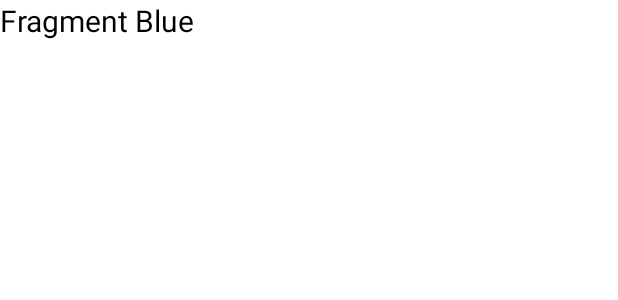
After one commit to azmoh09/fragment, an Android app: the layout fragment_blank.xml on its own in the app's theme, with its tools: preview values and no code run, on a phone screen of 412 x 824 dp. The commit adds this screen. Shown: the top 300 px of the screen. Run offline under Robolectric (Android 15) with nearby library versions, the phone set to English and light mode, and no system bars.

```diff
--- a/app/build.gradle
+++ b/app/build.gradle
@@ -32,6 +32,7 @@ dependencies {
     implementation 'androidx.appcompat:appcompat:1.4.2'
     implementation 'com.google.android.material:material:1.6.1'
     implementation 'androidx.constraintlayout:constraintlayout:2.1.4'
+    implementation 'androidx.legacy:legacy-support-v4:1.0.0'
     testImplementation 'junit:junit:4.13.2'
     androidTestImplementation 'androidx.test.ext:junit:1.1.3'
     androidTestImplementation 'androidx.test.espresso:espresso-core:3.4.0'
--- a/app/src/main/res/layout/activity_main.xml
+++ b/app/src/main/res/layout/activity_main.xml
@@ -7,6 +7,7 @@
     tools:context=".MainActivity">
 
     <TextView
+        android:id="@+id/tv_a"
         android:layout_width="wrap_content"
         android:layout_height="wrap_content"
         android:text="Hello World!"
--- /dev/null
+++ b/app/src/main/res/layout/fragment_blank.xml
@@ -0,0 +1,20 @@
+<?xml version="1.0" encoding="utf-8"?>
+<FrameLayout xmlns:android="http://schemas.android.com/apk/res/android"
+    xmlns:tools="http://schemas.android.com/tools"
+    android:layout_width="match_parent"
+    android:layout_height="match_parent"
+    tools:context=".Fragment.BlankFragment">
+
+    <!-- TODO: Update blank fragment layout -->
+    <TextView
+        android:id="@+id/tv_text"
+        android:layout_width="match_parent"
+        android:layout_height="match_parent"
+        android:text="Fragment Blue"
+        android:textSize="20dp"
+        android:textColor="@color/black"
+
+
+        />
+
+</FrameLayout>
--- a/app/src/main/res/values/strings.xml
+++ b/app/src/main/res/values/strings.xml
@@ -1,3 +1,5 @@
 <resources>
     <string name="app_name">git Fragment</string>
+    <!-- TODO: Remove or change this placeholder text -->
+    <string name="hello_blank_fragment">Hello blank fragment</string>
 </resources>
```
Also changed, not shown: app/src/main/java/com/example/gitfragment/Fragment/BlankFragment.java (added, +66 -0 lines), app/src/main/java/com/example/gitfragment/MainActivity.java (line endings or trailing spaces).
